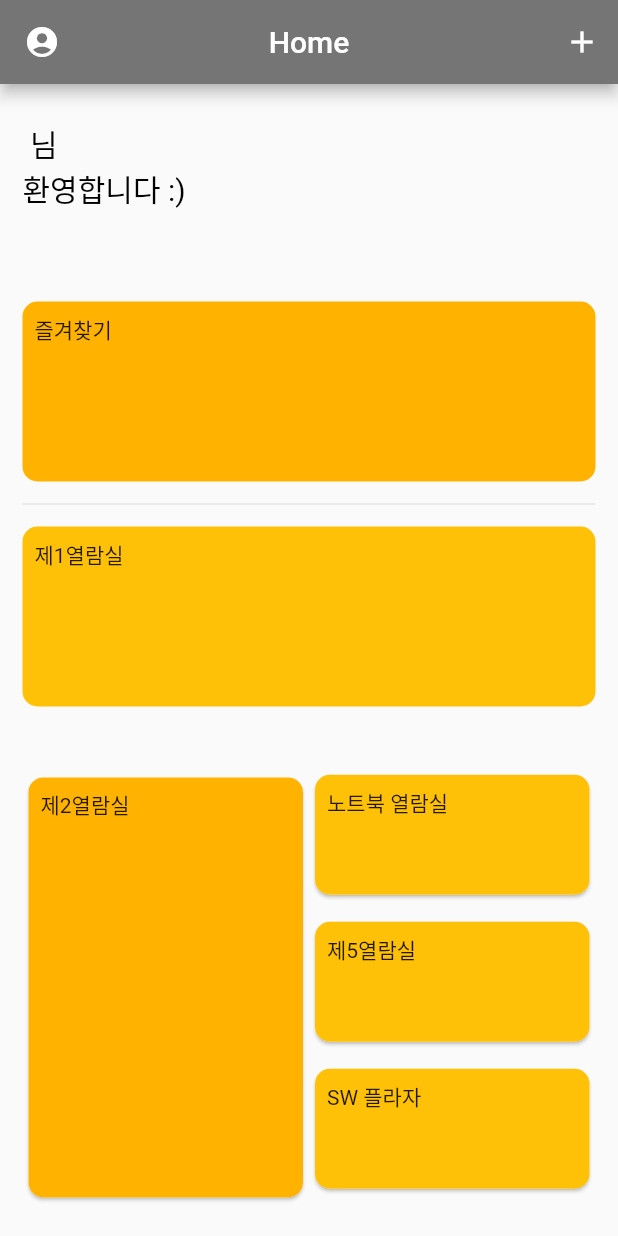
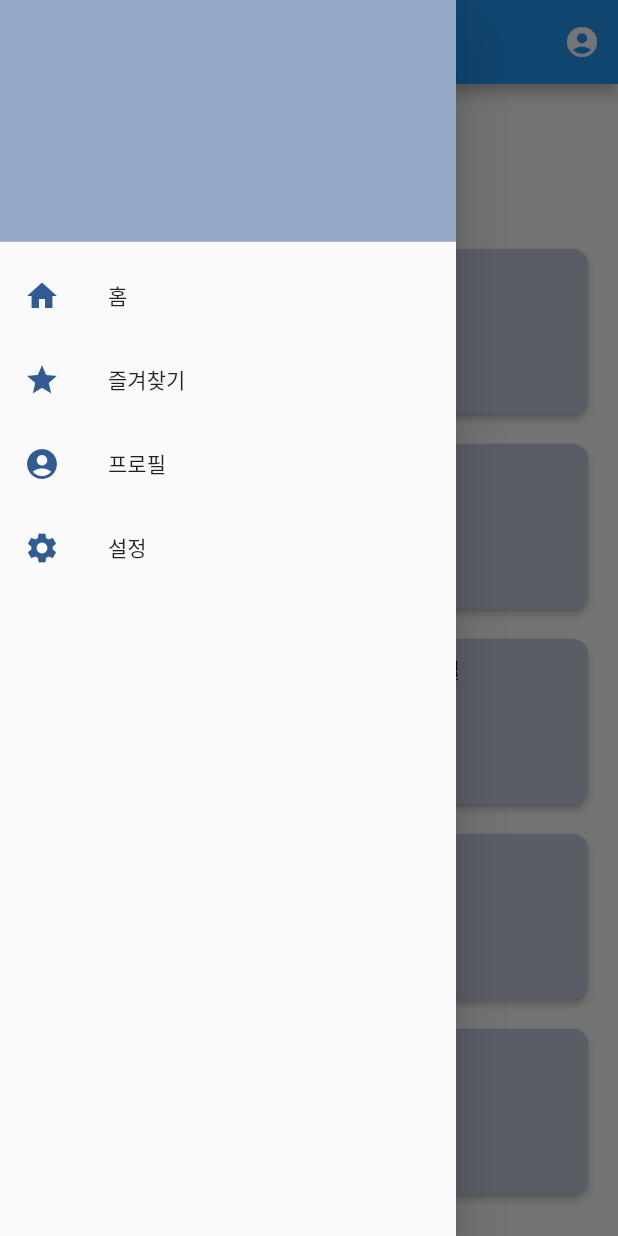
Before and after one commit to MASEOKJAE/AppDev_MyProject, a Flutter app: the HomePage screen opened directly, with the side drawer open (before the commit the screen has no drawer), on a phone screen of 412 x 824 dp. Run offline on Flutter 3.47's test engine with Material 2 defaults, Android fonts, the phone set to English and light mode, and no system bars; our stand-ins replace cached_network_image, cloud_firestore, firebase_auth, firebase_core, google_sign_in; missing offline and left inert: firebase_ui_auth; accounts and stored records are empty.

Commit message:
Home Page Update

```diff
--- /dev/null
+++ b/myproject/lib/config/theme.dart
@@ -0,0 +1,5 @@
+import 'package:flutter/material.dart';
+
+class MyColorTheme {
+ static Color primary = const Color(0xFF315B92);
+}
--- /dev/null
+++ b/myproject/lib/model/room.dart
@@ -0,0 +1,37 @@
+import 'package:finalterm_project/model/seat.dart';
+import 'package:flutter/material.dart';
+
+abstract class Room {
+  late String name;
+  late Size size;
+  late List<Offset> offsets;
+  late List<List<Seat>> seats;
+}
+
+class LaptopRoom extends Room {
+  @override
+  String get name => '노트북 열람실';
+
+  @override
+  Size get size => const Size(9, 14);
+
+  @override
+  List<Offset> get offsets => const [
+    Offset(0, 1), Offset(0, 2), Offset(0, 3), Offset(0, 5), Offset(0, 6), Offset(1, 8), Offset(2, 8), Offset(4, 8), Offset(5, 8), Offset(7, 8), Offset(8, 8), Offset(9, 8), Offset(11, 8), Offset(12, 8), Offset(13, 8), Offset(3, 1), Offset(4, 1), Offset(5, 1), Offset(7, 1), Offset(8, 1), Offset(9, 1), Offset(11, 1), Offset(12, 1), Offset(13, 1), Offset(3, 2), Offset(4, 2), Offset(5, 2), Offset(7, 2), Offset(8, 2), Offset(9, 2), Offset(11, 2), Offset(12, 2), Offset(13, 2), Offset(3, 4), Offset(4, 4), Offset(5, 4), Offset(7, 4), Offset(8, 4), Offset(9, 4), Offset(11, 4), Offset(12, 4), Offset(13, 4), Offset(3, 5), Offset(4, 5), Offset(5, 5), Offset(7, 5), Offset(8, 5), Offset(9, 5), Offset(11, 5), Offset(12, 5), Offset(13, 5)
+  ];
+
+  void initSeats() {
+    seats = List.generate(
+      size.height.toInt(), (i) => List.generate(
+      size.width.toInt(), (j) => Seat.empty()),
+    );
+
+    for (int i = 0; i < offsets.length; i++) {
+      int x = offsets[i].dx.toInt();
+      int y = offsets[i].dy.toInt();
+      seats[x][y] = Seat(i + 1, exist: true);
+    }
+  }
+
+  LaptopRoom() { initSeats(); }
+}
--- /dev/null
+++ b/myproject/lib/model/seat.dart
@@ -0,0 +1,11 @@
+class Seat {
+  late int index;
+  late bool exist;
+  bool using = false;
+
+  Seat.empty() { index = 0; exist = false; }
+  Seat(this.index, {this.exist = false});
+
+  void use() => using = true;
+  void leave() => using = false;
+}
--- a/myproject/lib/view/home.dart
+++ b/myproject/lib/view/home.dart
@@ -1,10 +1,7 @@
-import 'package:finalterm_project/model/product_repository.dart';
-import 'package:finalterm_project/model/user.dart';
-import 'package:finalterm_project/model/user_repository.dart';
+import 'package:finalterm_project/config/theme.dart';
+import 'package:finalterm_project/model/room.dart';
 import 'package:firebase_auth/firebase_auth.dart';
-import 'package:firebase_core/firebase_core.dart';
 import 'package:flutter/material.dart';
-import 'package:provider/provider.dart'; // new
 
 class HomePage extends StatefulWidget {
   const HomePage({Key? key}) : super(key: key);
@@ -21,6 +18,118 @@ class _HomePageState extends State<HomePage> {
     '제1열람실',
   ];
   final List<int> colorCodes = <int>[600, 500, 100, 600, 500, 100];
+
+  Widget _buildCard(BuildContext context, {
+    required String title,
+    Widget? child,
+    VoidCallback? onPressed,
+    bool isPortrait = false,
+  }) {
+    double height = 110;
+    if (isPortrait) height = height * 3 + 40;
+
+    return SizedBox(
+      width: double.infinity,
+      height: height,
+      child: Material(
+        color: Color.alphaBlend(
+          MyColorTheme.primary.withOpacity(.3),
+          Colors.white,
+        ),
+        borderRadius: BorderRadius.circular(10),
+        elevation: 2,
+        child: InkWell(
+          onTap: onPressed,
+          borderRadius: BorderRadius.circular(10),
+          highlightColor: Colors.black.withOpacity(.1),
+          splashColor: Colors.black.withOpacity(.1),
+          child: Padding(
+            padding: const EdgeInsets.all(10),
+            child: Column(
+              crossAxisAlignment: CrossAxisAlignment.start,
+              children: [
+                Text(title),
+                const SizedBox(height: 20),
+                if (child != null) child,
+              ],
+            ),
+          ),
+        ),
+      ),
+    );
+  }
+
+  Widget _buildCards(BuildContext context) {
+    return SingleChildScrollView(
+      child: Column(
+        children: [
+          _buildCard(
+            context,
+            title: '즐겨찾기',
+            onPressed: () {
+              Navigator.pushNamed(context, '/favorite');
+            },
+            child: Row(
+              mainAxisAlignment: MainAxisAlignment.center,
+              children: [
+                Column(
+                  children: [
+                    Text('사용 가능'),
+                    Text('8'),
+                  ],
+                ),
+                SizedBox(width: 50),
+                Column(
+                  children: [
+                    Text('사용 중'),
+                    Text('6'),
+                  ],
+                ),
+              ],
+            ),
+          ),
+          const SizedBox(height: 20),
+          _buildCard(context, title: '제1열람실', onPressed: () {
+            Navigator.pushNamed(context, '/room1');
+          }),
+          const SizedBox(height: 20),
+          Row(
+            crossAxisAlignment: CrossAxisAlignment.start,
+            children: [
+              Expanded(
+                child: _buildCard(
+                  context,
+                  title: '제2열람실',
+                  isPortrait: true,
+                  onPressed: () {
+                    Navigator.pushNamed(context, '/room2');
+                  },
+                ),
+              ),
+              const SizedBox(width: 20),
+              Expanded(
+                child: Column(
+                  children: [
+                    _buildCard(context, title: '노트북 열람실', onPressed: () {
+                      Navigator.pushNamed(context, '/room', arguments: LaptopRoom());
+                    }),
+                    const SizedBox(height: 20),
+                    _buildCard(context, title: '제5열람실', onPressed: () {
+                      Navigator.pushNamed(context, '/room5');
+                    }),
+                    const SizedBox(height: 20),
+                    _buildCard(context, title: 'SW 플라자', onPressed: () {
+                      Navigator.pushNamed(context, '/roomsw');
+                    }),
+                  ],
+                ),
+              ),
+            ],
+          ),
+        ],
+      ),
+    );
+  }
 
   Widget _firstlistBuild(BuildContext context) {
     return ListView.separated(
@@ -141,15 +250,58 @@ class _HomePageState extends State<HomePage> {
     );
   }
 
+  Widget _buildDrawerTile(BuildContext context, int index) {
+    List<String> titles = ['홈', '즐겨찾기', '프로필', '설정'];
+    List<String> routes = ['/', '/favorite', '/profile', '/settings'];
+    List<IconData> icons = [
+      Icons.home,
+      Icons.star,
+      Icons.account_circle,
+      Icons.settings,
+    ];
+
+    return ListTile(
+      leading: Icon(icons[index], color: MyColorTheme.primary),
+      title: Text(titles[index]),
+      onTap: () {
+        Navigator.pop(context);
+        if (index == 0) {
+          Navigator.pushNamedAndRemoveUntil(context, routes[index], (route) => false);
+          return;
+        }
+        Navigator.pushNamed(context, routes[index]);
+      },
+    );
+  }
+
+  Widget _buildDrawer(BuildContext context) {
+    return Drawer(
+      child: Column(
+        children: [
+          DrawerHeader(
+            decoration: BoxDecoration(
+              color: MyColorTheme.primary.withOpacity(.5),
+            ),
+            child: null,
+          ),
+          Column(
+            children: List.generate(4, (index) => _buildDrawerTile(context, index)),
+          ),
+        ],
+      ),
+    );
+  }
+
   @override
   Widget build(BuildContext context) {
     return Scaffold(
+      drawer: _buildDrawer(context),
       appBar: AppBar(
         title: const Text('Home'),
         centerTitle: true,
-        backgroundColor: Colors.grey.shade600,
         iconTheme: const IconThemeData(color: Colors.white),
-        leading: IconButton(
+        actions: <Widget>[
+          IconButton(
             icon: const Icon(
               Icons.account_circle_rounded,
               semanticLabel: 'profile',
@@ -158,28 +310,15 @@ class _HomePageState extends State<HomePage> {
             onPressed: () {
               Navigator.pushNamed(context, '/profile');
             },
-        ),
-        actions: <Widget>[
-          IconButton(
-            icon: const Icon(
-              Icons.add,
-              semanticLabel: 'plus',
-              color: Colors.white,
-            ),
-            onPressed: () {
-              Navigator.pushNamed(context, '/add');
-            },
           )
         ],
       ),
-      body: Column(
+      body: Padding(
+        padding: const EdgeInsets.all(20),
+        child: Column(
+          crossAxisAlignment: CrossAxisAlignment.start,
           children: [
-          Padding(
-            padding:
-                const EdgeInsets.fromLTRB(15, 25, 0, 0), // 여기서 상단 패딩 크기 조절 가능
-            child: Align(
-              alignment: Alignment.topLeft, // 좌측 정렬
-              child: RichText(
+            RichText(
               text: TextSpan(
                 children: <TextSpan>[
                   TextSpan(
@@ -199,17 +338,10 @@ class _HomePageState extends State<HomePage> {
                 ],
               ),
             ),
+            const SizedBox(height: 30),
+            Expanded(child: _buildCards(context)),
+          ],
         ),
-          ),
-          const SizedBox(
-            height: 30,
-          ),
-          const SizedBox(
-            height: 30,
-          ),
-          Expanded(child: _firstlistBuild(context)),
-          Expanded(child: _secondlistBuild(context)),
-        ],
       ),
     );
   }
```
Lines whose indentation alone changed are shown as unchanged.
